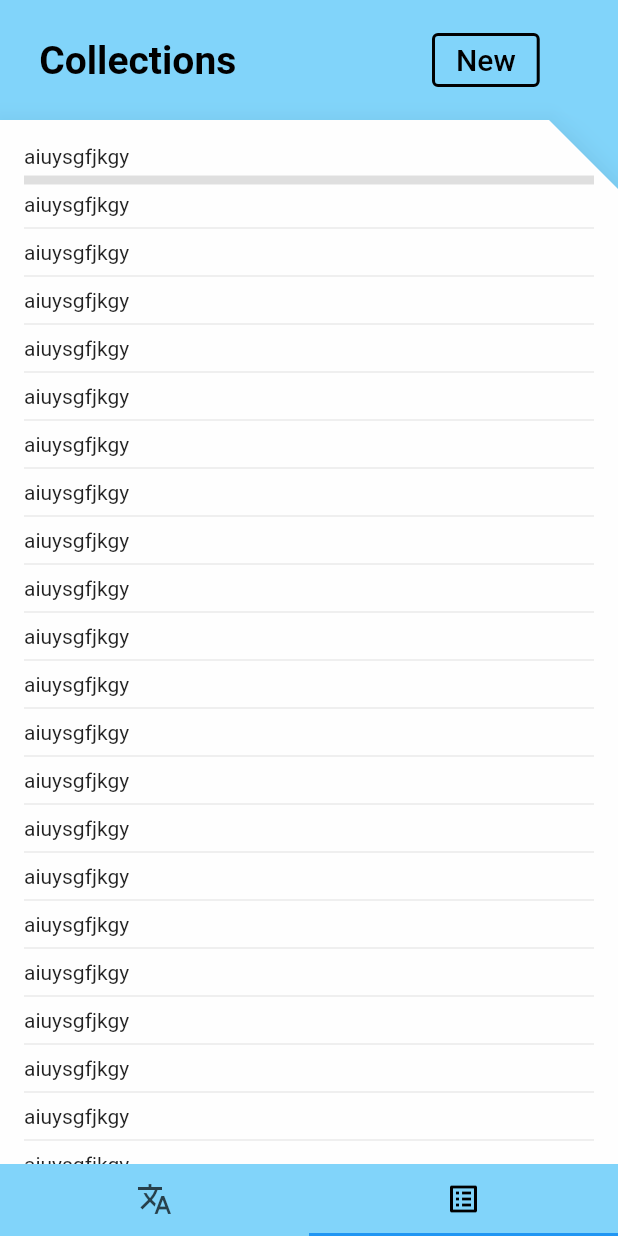
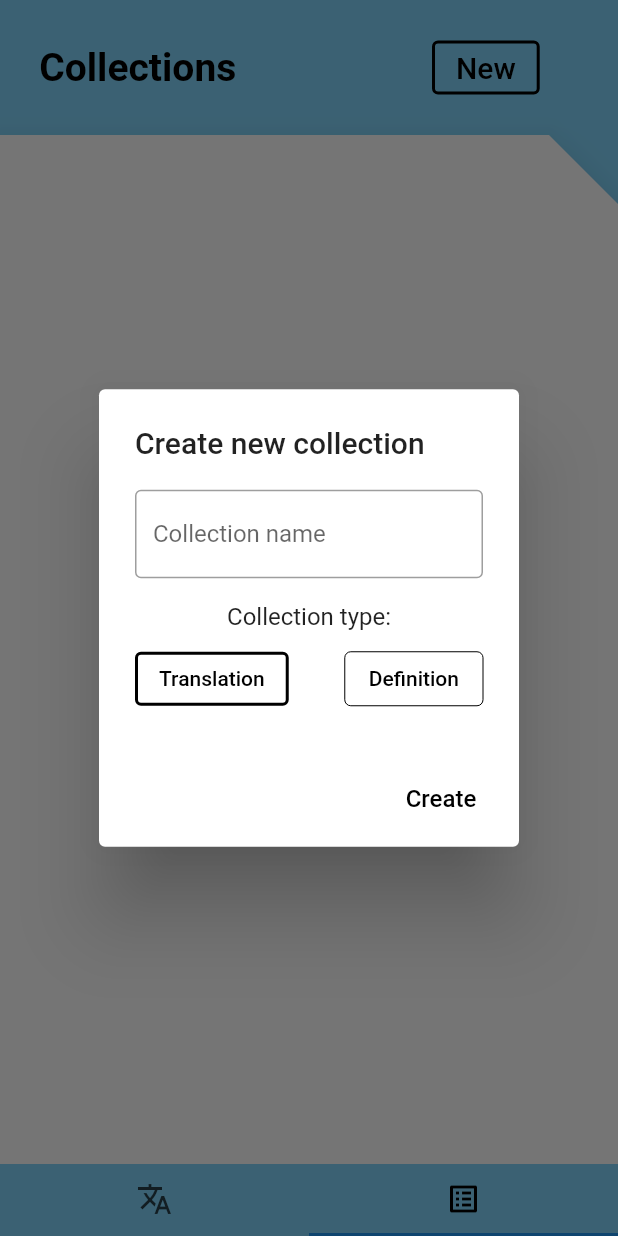
Before and after one commit to krisztian2545/flash_dictionary, a Flutter app: the screen it shows after launch, tab 2 chosen, after a tap on "New", on a phone screen of 412 x 824 dp. Run offline on Flutter 3.47's test engine with Material 2 defaults, Android fonts, the phone set to English and light mode, and no system bars; our stand-ins replace hive, hive_flutter; accounts and stored records are empty.

Commit message:
new collection dialog

```diff
--- a/lib/app/appbars/collections_appbar.dart
+++ b/lib/app/collections/collections_appbar.dart
@@ -1,5 +1,7 @@
+import 'package:flash_dictionary/app/collections/collections_bloc.dart';
 import 'package:flash_dictionary/styles.dart';
 import 'package:flutter/material.dart';
+import 'package:provider/provider.dart';
 
 class CollectionsAppBar extends StatelessWidget {
   const CollectionsAppBar({Key? key, required this.height}) : super(key: key);
@@ -21,7 +23,9 @@ class CollectionsAppBar extends StatelessWidget {
               Text("Collections", style: appBarTextStyle),
               Spacer(flex: 5),
               OutlinedButton(
-                onPressed: () {},
+                onPressed: () {
+                  Provider.of<CollectionsBloc>(context, listen: false).createNewCollection(context);
+                },
                 style: OutlinedButton.styleFrom(side: BorderSide(width: 2)),
                 child: Text("New", style: appBarButtonTextStyle),
               ),
--- /dev/null
+++ b/lib/app/collections/collections_bloc.dart
@@ -0,0 +1,11 @@
+import 'package:flash_dictionary/app/collections/new_collection_dialog.dart';
+import 'package:flutter/material.dart';
+
+class CollectionsBloc extends ChangeNotifier {
+  void createNewCollection(BuildContext context) {
+    showDialog(
+      context: context,
+      builder: (context) => NewCollectionDialog(),
+    );
+  }
+}
--- a/lib/app/collections/collections_page.dart
+++ b/lib/app/collections/collections_page.dart
@@ -1,17 +1,26 @@
-import 'package:flash_dictionary/app/appbars/collections_appbar.dart';
+import 'package:flash_dictionary/app/collections/collections_appbar.dart';
+import 'package:flash_dictionary/app/collections/collections_bloc.dart';
 import 'package:flash_dictionary/app/collections/collections_view.dart';
 import 'package:flutter/material.dart';
+import 'package:provider/provider.dart';
 
 class CollectionsPage extends StatelessWidget {
   const CollectionsPage({Key? key}) : super(key: key);
 
   @override
   Widget build(BuildContext context) {
-    return Stack(
-      children: <Widget>[
-        CollectionsAppBar(height: 80),
-        CollectionsView(appBarHeight: 80),
-      ],
+    return ChangeNotifierProvider<CollectionsBloc>(
+      create: (context) => CollectionsBloc(),
+      child: Stack(
+        children: <Widget>[
+          CollectionsAppBar(height: 90),
+          Consumer<CollectionsBloc>(
+            builder: (context, collectionsBloc, child) {
+              return CollectionsView(appBarHeight: 90);
+            },
+          ),
+        ],
+      ),
     );
   }
 }
--- a/lib/app/collections/collections_view.dart
+++ b/lib/app/collections/collections_view.dart
@@ -23,64 +23,7 @@ class CollectionsView extends StatelessWidget {
         child: ListView(
           padding: EdgeInsets.only(left: 16, right: 16, top: 16),
           children: [
-            Text("aiuysgfjkgy"),
-            Divider(
-              thickness: 6,
-            ),
-            Text("aiuysgfjkgy"),
-            Divider(),
-            Text("aiuysgfjkgy"),
-            Divider(),
-            Text("aiuysgfjkgy"),
-            Divider(),
-            Text("aiuysgfjkgy"),
-            Divider(),
-            Text("aiuysgfjkgy"),
-            Divider(),
-            Text("aiuysgfjkgy"),
-            Divider(),
-            Text("aiuysgfjkgy"),
-            Divider(),
-            Text("aiuysgfjkgy"),
-            Divider(),
-            Text("aiuysgfjkgy"),
-            Divider(),
-            Text("aiuysgfjkgy"),
-            Divider(),
-            Text("aiuysgfjkgy"),
-            Divider(),
-            Text("aiuysgfjkgy"),
-            Divider(),
-            Text("aiuysgfjkgy"),
-            Divider(),
-            Text("aiuysgfjkgy"),
-            Divider(),
-            Text("aiuysgfjkgy"),
-            Divider(),
-            Text("aiuysgfjkgy"),
-            Divider(),
-            Text("aiuysgfjkgy"),
-            Divider(),
-            Text("aiuysgfjkgy"),
-            Divider(),
-            Text("aiuysgfjkgy"),
-            Divider(),
-            Text("aiuysgfjkgy"),
-            Divider(),
-            Text("aiuysgfjkgy"),
-            Divider(),
-            Text("aiuysgfjkgy"),
-            Divider(),
-            Text("aiuysgfjkgy"),
-            Divider(),
-            Text("aiuysgfjkgy"),
-            Divider(),
-            Text("aiuysgfjkgy"),
-            Divider(),
-            Text("aiuysgfjkgy"),
-            Divider(),
-            Text("aiuysgfjkgy"),
-            Divider(),
+
           ],
         ),
       ),
--- /dev/null
+++ b/lib/app/collections/new_collection_dialog.dart
@@ -0,0 +1,67 @@
+import 'package:flutter/material.dart';
+
+class NewCollectionDialog extends StatefulWidget {
+  const NewCollectionDialog({Key? key}) : super(key: key);
+
+  @override
+  State<NewCollectionDialog> createState() => _NewCollectionDialogState();
+}
+
+class _NewCollectionDialogState extends State<NewCollectionDialog> {
+  ValueNotifier<bool> _isTranslationTypeSelected = ValueNotifier(true);
+
+  void toggleCollectionType() {
+    _isTranslationTypeSelected.value = !_isTranslationTypeSelected.value;
+  }
+
+  @override
+  Widget build(BuildContext context) {
+    return AlertDialog(
+      title: const Text("Create new collection"),
+      actions: [
+        TextButton( // TODO change color of animation when you hold
+          onPressed: () => Navigator.pop(context, "ok"),
+          child: const Text("Create", style: TextStyle(color: Colors.black, fontSize: 16),),
+        ),
+        SizedBox(width: 4),
+      ],
+      content: SingleChildScrollView(
+        child: Column(
+          children: <Widget>[
+            TextField(
+              decoration: InputDecoration(
+                  border: OutlineInputBorder(), labelText: "Collection name"),
+            ),
+            SizedBox(height: 16),
+            Text("Collection type:"),
+            SizedBox(height: 8),
+            ValueListenableBuilder<bool>(
+              valueListenable: _isTranslationTypeSelected,
+              builder: (context, value, child) {
+                return Row(
+                  children: <Widget>[
+                    OutlinedButton(
+                      onPressed: toggleCollectionType,
+                      child: Text("Translation", style: TextStyle(color: Colors.black),),
+                      style: OutlinedButton.styleFrom(
+                        side: BorderSide(width: value ? 2 : 0),
+                      ),
+                    ),
+                    Spacer(),
+                    OutlinedButton(
+                      onPressed: toggleCollectionType,
+                      child: Text("Definition", style: TextStyle(color: Colors.black),),
+                      style: OutlinedButton.styleFrom(
+                          side: BorderSide(width: value ? 0 : 2),
+                      ),
+                    ),
+                  ],
+                );
+              },
+            ),
+          ],
+        ),
+      ),
+    );
+  }
+}
--- a/lib/app/dictionary/dictionary_bloc.dart
+++ b/lib/app/dictionary/dictionary_bloc.dart
@@ -17,7 +17,7 @@ class DictionaryBloc extends ChangeNotifier {
 
   String get wordToTranslate => _wordToTranslate;
 
-  set wordToTranslate(String value) {
+  set wordToTranslate(String value) { // TODO make it a func and ask if to store
     _wordToTranslate = value;
     notifyListeners();
   }
--- a/lib/app/dictionary/dictionary_page.dart
+++ b/lib/app/dictionary/dictionary_page.dart
@@ -1,4 +1,4 @@
-import 'package:flash_dictionary/app/appbars/dictionary_appbar.dart';
+import 'package:flash_dictionary/app/dictionary/dictionary_appbar.dart';
 import 'package:flash_dictionary/app/dictionary/dictionary_bloc.dart';
 import 'package:flash_dictionary/app/dictionary/history/history_view.dart';
 import 'package:flash_dictionary/app/dictionary/result/result_view.dart';
@@ -8,7 +8,7 @@ import 'package:provider/provider.dart';
 class DictionaryPage extends StatelessWidget {
   const DictionaryPage({Key? key}) : super(key: key);
 
-  final double _appBarHeight = 140;
+  final double _appBarHeight = 150;
 
   @override
   Widget build(BuildContext context) {
--- a/lib/app/landing_page.dart
+++ b/lib/app/landing_page.dart
@@ -3,7 +3,7 @@ import 'package:flash_dictionary/app/dictionary/dictionary_page.dart';
 import 'package:flash_dictionary/colors.dart';
 import 'package:flutter/material.dart';
 
-import 'appbars/dictionary_appbar.dart';
+import 'dictionary/dictionary_appbar.dart';
 import 'dictionary/history/history_view.dart';
 
 class LandingPage extends StatelessWidget {
```
Also changed, not shown: lib/app/dictionary/dictionary_appbar.dart (renamed from lib/app/appbars/dictionary_appbar.dart).
